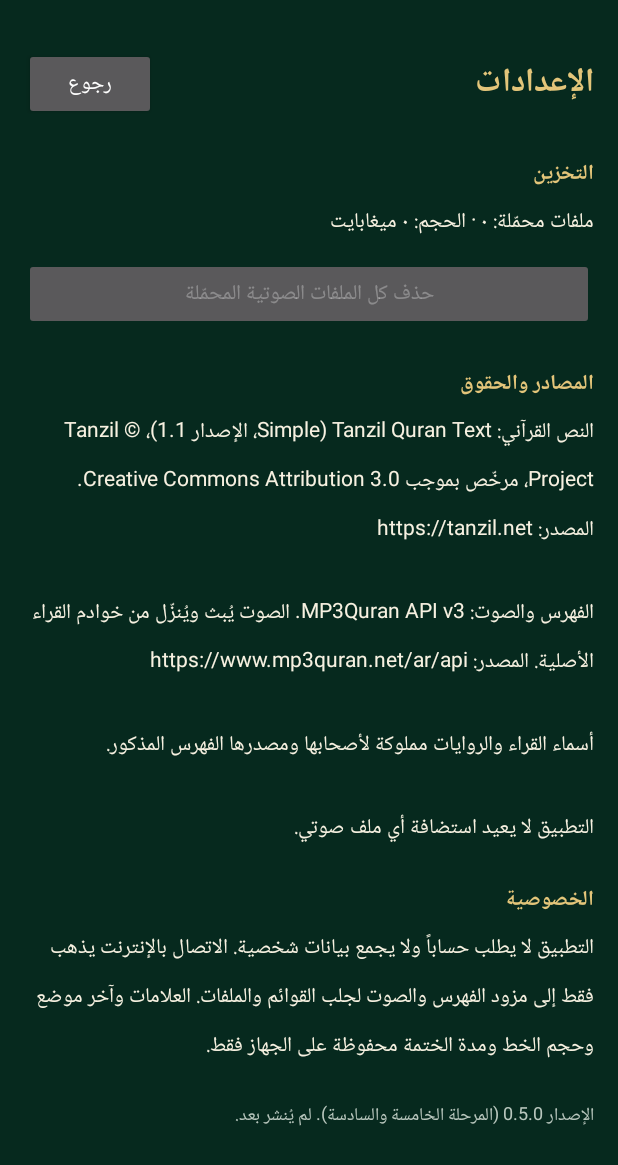
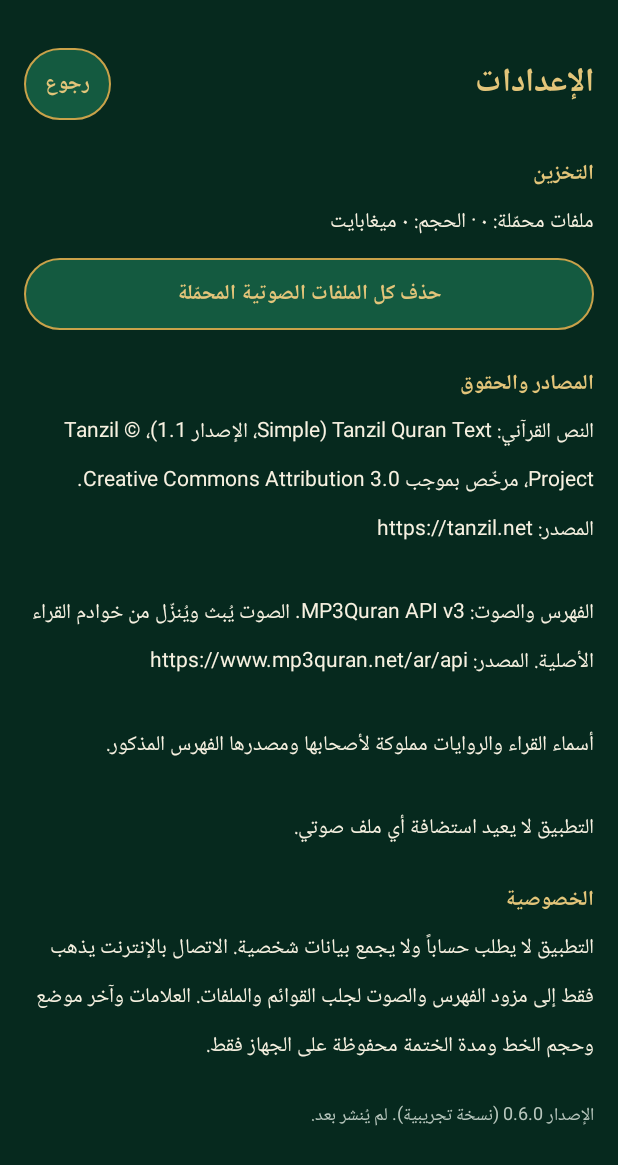
Before and after one commit to csmmalek/mushafi, an Android app: the SettingsActivity screen opened directly, with no data from a screen before it, on a phone screen of 412 x 824 dp. Shown: the top 1165 px of the screen. Run offline under Robolectric (Android 15) with nearby library versions, the phone set to English and light mode, and no system bars; our stand-ins replace Room's generated code.

Commit message:
Settings: chip-styled buttons and correct version text
Co-Authored-By: Claude Sonnet 5.5 <noreply@anthropic.com>
Claude-Session: https://claude.ai/code/session_011VBdDyjTNX925MqZa65F22

```diff
--- a/app/src/main/res/layout/activity_settings.xml
+++ b/app/src/main/res/layout/activity_settings.xml
@@ -27,6 +27,7 @@
                 android:textStyle="bold" />
 
             <Button
+                style="@style/ChipButton"
                 android:id="@+id/btn_back"
                 android:layout_width="wrap_content"
                 android:layout_height="wrap_content"
@@ -49,6 +50,7 @@
             android:textColor="@color/text_on_dark" />
 
         <Button
+            style="@style/ChipButton"
             android:id="@+id/btn_clear_audio"
             android:layout_width="match_parent"
             android:layout_height="wrap_content"
--- a/app/src/main/res/values/strings.xml
+++ b/app/src/main/res/values/strings.xml
@@ -98,7 +98,7 @@
     <string name="settings_sources_text">النص القرآني: Tanzil Quran Text (Simple، الإصدار 1.1)، © Tanzil Project، مرخّص بموجب Creative Commons Attribution 3.0. المصدر: https://tanzil.net\n\nالفهرس والصوت: MP3Quran API v3. الصوت يُبث ويُنزّل من خوادم القراء الأصلية. المصدر: https://www.mp3quran.net/ar/api\n\nأسماء القراء والروايات مملوكة لأصحابها ومصدرها الفهرس المذكور.\n\nالتطبيق لا يعيد استضافة أي ملف صوتي.</string>
     <string name="settings_section_privacy">الخصوصية</string>
     <string name="settings_privacy_text">التطبيق لا يطلب حساباً ولا يجمع بيانات شخصية. الاتصال بالإنترنت يذهب فقط إلى مزود الفهرس والصوت لجلب القوائم والملفات. العلامات وآخر موضع وحجم الخط ومدة الختمة محفوظة على الجهاز فقط.</string>
-    <string name="settings_version">الإصدار 0.5.0 (المرحلة الخامسة والسادسة). لم يُنشر بعد.</string>
+    <string name="settings_version">الإصدار 0.6.0 (نسخة تجريبية). لم يُنشر بعد.</string>
     <string name="reader_selected_format">الآية %1$s محددة</string>
     <string name="reader_copy_ayah">نسخ</string>
     <string name="reader_bookmark_ayah">علامة</string>
```
